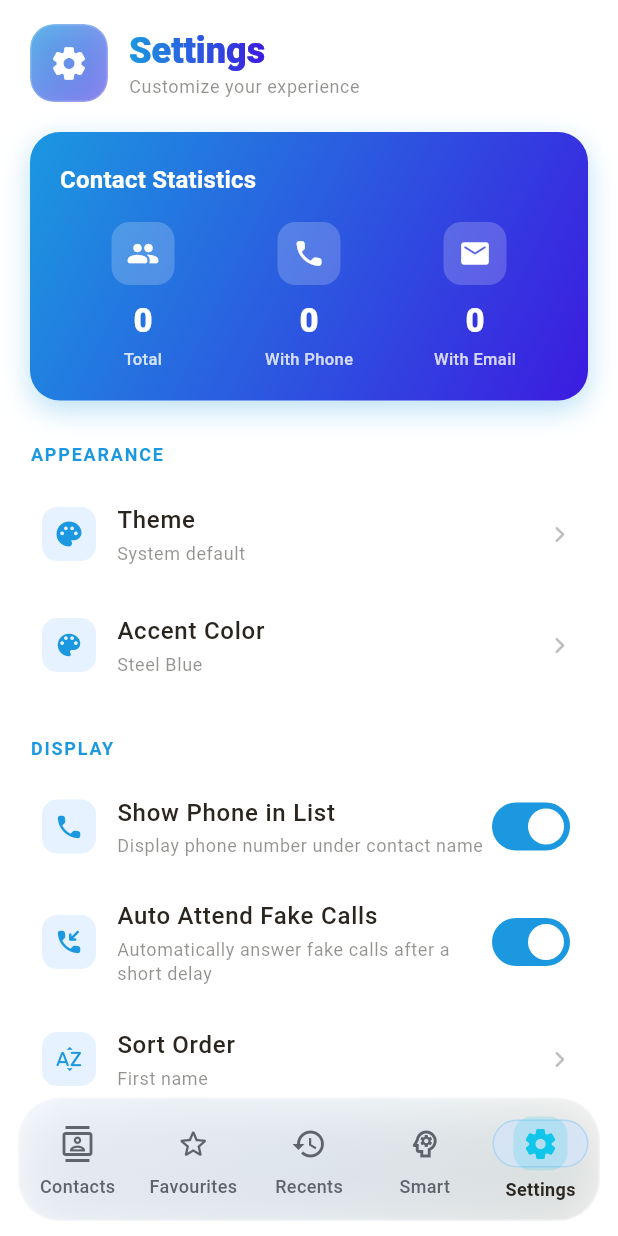
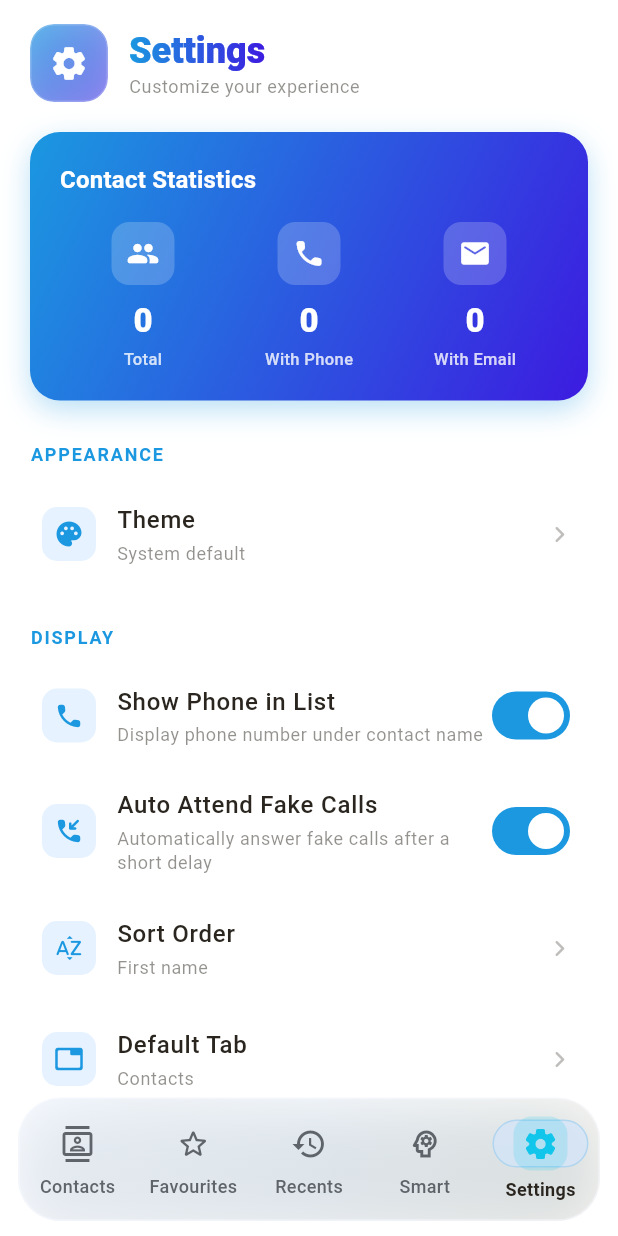
Before and after one commit to lijo-daniel-eb/nice_contacts, a Flutter app: the screen it shows after launch, item 5 of the bottom bar chosen, on a phone screen of 412 x 824 dp. Run offline on Flutter 3.47's test engine with Material 3 defaults, Android fonts, the phone set to English and light mode, and no system bars; our stand-ins replace audioplayers, file_picker, flutter_contacts, font_awesome_flutter, permission_handler, share_plus and 1 more.

Commit message:
removed ascent color option

```diff
--- a/lib/main.dart
+++ b/lib/main.dart
@@ -18,13 +18,12 @@ class MyApp extends StatelessWidget {
 
   @override
   Widget build(BuildContext context) {
-    final accentColor = Color(PreferencesService().getAccentColor());
     return MaterialApp(
       navigatorKey: FakeCallSchedulerService.navigatorKey,
       title: 'Smart Contacts',
       debugShowCheckedModeBanner: false,
-      theme: AppTheme.light(accentColor),
-      darkTheme: AppTheme.dark(accentColor),
+      theme: AppTheme.light(),
+      darkTheme: AppTheme.dark(),
       themeMode: _getThemeMode(),
       home: const HomeScreen(),
     );
--- a/lib/screens/help_screen.dart
+++ b/lib/screens/help_screen.dart
@@ -119,7 +119,6 @@ class HelpScreen extends StatelessWidget {
         color: MyContactsColors.cFF334155,
         items: [
           _HelpItem(title: 'Theme', description: 'Choose light, dark, or system mode.'),
-          _HelpItem(title: 'Accent Color', description: 'Apply your preferred app color.'),
           _HelpItem(title: 'Show Phone in List', description: 'Show or hide phone number in contact rows.'),
           _HelpItem(title: 'Auto Attend Fake Calls', description: 'Auto-answer fake calls after a short delay.'),
           _HelpItem(title: 'Sort Order', description: 'Sort contacts by first name or last name.'),
--- a/lib/screens/home_screen.dart
+++ b/lib/screens/home_screen.dart
@@ -177,11 +177,17 @@ class _HomeScreenState extends State<HomeScreen> {
     int index,
   ) {
     final isSelected = _currentIndex == index;
+    final selectedIconColor =
+        colorScheme.brightness == Brightness.dark &&
+            accentColor.computeLuminance() < 0.4
+        ? colorScheme.onSurface
+        : accentColor;
+
     return NavigationDestination(
       icon: Icon(
         icon,
         color: isSelected
-            ? accentColor
+            ? selectedIconColor
             : colorScheme.onSurfaceVariant.withValues(alpha: 0.82),
       ),
       selectedIcon: Container(
@@ -190,7 +196,7 @@ class _HomeScreenState extends State<HomeScreen> {
           color: accentColor.withValues(alpha: 0.18),
           borderRadius: BorderRadius.circular(12),
         ),
-        child: Icon(selectedIcon, color: accentColor),
+        child: Icon(selectedIcon, color: selectedIconColor),
       ),
       label: label,
     );
--- a/lib/screens/settings_screen.dart
+++ b/lib/screens/settings_screen.dart
@@ -4,7 +4,6 @@ import 'dart:ui';
 import 'package:file_picker/file_picker.dart';
 import 'package:flutter/material.dart';
 import 'package:my_contacts/theme/my_contacts_theme.dart';
-import 'package:flutter_contacts/flutter_contacts.dart';
 import 'package:my_contacts/screens/help_screen.dart';
 import 'package:my_contacts/services/contacts_repository.dart';
 import 'package:my_contacts/services/preferences_service.dart';
@@ -80,7 +79,6 @@ class _SettingsScreenState extends State<SettingsScreen>
             const SizedBox(height: 20),
             _buildSectionTitle('Appearance', theme, colorScheme),
             _buildThemeSetting(theme, colorScheme),
-            _buildAccentColorSetting(theme, colorScheme),
             const SizedBox(height: 16),
             _buildSectionTitle('Display', theme, colorScheme),
             _buildShowPhoneSetting(theme, colorScheme),
@@ -300,31 +298,6 @@ class _SettingsScreenState extends State<SettingsScreen>
       colorScheme: colorScheme,
       theme: theme,
       onTap: () => _showThemeDialog(colorScheme),
-    );
-  }
-
-  Widget _buildAccentColorSetting(ThemeData theme, ColorScheme colorScheme) {
-    final colors = [
-      (0xFF1B98E0, 'Steel Blue'),
-      (0xFFFF6B35, 'Orange'),
-      (0xFF4CAF50, 'Green'),
-      (0xFFFF9800, 'Orange'),
-      (0xFF2196F3, 'Blue'),
-      (0xFFD63031, 'Red'),
-      (0xFF00BCD4, 'Teal'),
-    ];
-    final current = _prefsService.getAccentColor();
-    final currentName = colors
-        .firstWhere((c) => c.$1 == current, orElse: () => colors[0])
-        .$2;
-
-    return _buildSettingTile(
-      icon: Icons.color_lens_rounded,
-      title: 'Accent Color',
-      subtitle: currentName,
-      colorScheme: colorScheme,
-      theme: theme,
-      onTap: () => _showAccentColorDialog(colorScheme, colors),
     );
   }
 
@@ -795,59 +768,6 @@ class _SettingsScreenState extends State<SettingsScreen>
     );
   }
 
-  void _showAccentColorDialog(
-    ColorScheme colorScheme,
-    List<(int, String)> colors,
-  ) {
-    final current = _prefsService.getAccentColor();
-    showDialog(
-      context: context,
-      builder: (ctx) => AlertDialog(
-        title: const Text('Accent Color'),
-        content: Wrap(
-          spacing: 12,
-          runSpacing: 12,
-          children: colors.map((c) {
-            final isSelected = c.$1 == current;
-            return GestureDetector(
-              onTap: () async {
-                await _prefsService.setAccentColor(c.$1);
-                Navigator.pop(ctx);
-                setState(() {});
-              },
-              child: Container(
-                width: 48,
-                height: 48,
-                decoration: BoxDecoration(
-                  color: Color(c.$1),
-                  shape: BoxShape.circle,
-                  border: isSelected
-                      ? Border.all(color: MyContactsColors.white, width: 3)
-                      : null,
-                  boxShadow: isSelected
-                      ? [
-                          BoxShadow(
-                            color: Color(c.$1).withValues(alpha: 0.5),
-                            blurRadius: 8,
-                          ),
-                        ]
-                      : null,
-                ),
-                child: isSelected
-                    ? const Icon(
-                        Icons.check_rounded,
-                        color: MyContactsColors.white,
-                        size: 24,
-                      )
-                    : null,
-              ),
-            );
-          }).toList(),
-        ),
-      ),
-    );
-  }
-
   void _showCallRecordingsPathDialog(ColorScheme colorScheme) {
     final customPath = _prefsService.getCallRecordingsPath();
     showModalBottomSheet(
--- a/lib/services/preferences_service.dart
+++ b/lib/services/preferences_service.dart
@@ -13,7 +13,6 @@ class PreferencesService {
   static const String _sortOrderKey = 'sort_order';
   static const String _defaultTabKey = 'default_tab';
   static const String _showPhoneInListKey = 'show_phone_in_list';
-  static const String _accentColorKey = 'accent_color';
   static const String _autoAttendFakeCallsKey = 'auto_attend_fake_calls';
   static const String _callRecordingsPathKey = 'call_recordings_path';
   static const String _availableContactGroupsKey = 'available_contact_groups';
@@ -244,10 +243,6 @@ class PreferencesService {
   Future<void> setAutoAttendFakeCalls(bool enabled) =>
       _prefs.setBool(_autoAttendFakeCallsKey, enabled);
 
-  int getAccentColor() => _prefs.getInt(_accentColorKey) ?? 0xFF1B98E0;
-  Future<void> setAccentColor(int color) =>
-      _prefs.setInt(_accentColorKey, color);
-
   String getCallRecordingsPath() => _prefs.getString(_callRecordingsPathKey) ?? '';
   Future<void> setCallRecordingsPath(String path) =>
       _prefs.setString(_callRecordingsPathKey, path);
--- a/lib/theme/app_theme.dart
+++ b/lib/theme/app_theme.dart
@@ -23,14 +23,16 @@ class AppColors {
 class AppTheme {
   AppTheme._();
 
-  static ThemeData light(Color accent) {
+  static const Color _accent = MyContactsColors.cFF1B98E0;
+
+  static ThemeData light() {
     final scheme = ColorScheme.fromSeed(
-      seedColor: accent,
+      seedColor: _accent,
       brightness: Brightness.light,
     ).copyWith(
-      primary: accent,
-      secondary: _shiftHue(accent, 24),
-      tertiary: _shiftHue(accent, 48),
+      primary: _accent,
+      secondary: _shiftHue(_accent, 24),
+      tertiary: _shiftHue(_accent, 48),
       surface: AppColors.lightSurface,
       surfaceContainerHighest: AppColors.lightSurfaceAlt,
       outline: AppColors.lightBorder,
@@ -66,7 +68,7 @@ class AppTheme {
       ),
       filledButtonTheme: FilledButtonThemeData(
         style: FilledButton.styleFrom(
-          backgroundColor: accent,
+          backgroundColor: _accent,
           foregroundColor: MyContactsColors.white,
           textStyle: const TextStyle(fontWeight: FontWeight.w700),
           shape: RoundedRectangleBorder(borderRadius: BorderRadius.circular(12)),
@@ -75,7 +77,7 @@ class AppTheme {
       ),
       elevatedButtonTheme: ElevatedButtonThemeData(
         style: ElevatedButton.styleFrom(
-          backgroundColor: accent,
+          backgroundColor: _accent,
           foregroundColor: MyContactsColors.white,
           textStyle: const TextStyle(fontWeight: FontWeight.w700),
           elevation: 0,
@@ -85,8 +87,8 @@ class AppTheme {
       ),
       outlinedButtonTheme: OutlinedButtonThemeData(
         style: OutlinedButton.styleFrom(
-          foregroundColor: accent,
-          side: BorderSide(color: accent.withValues(alpha: 0.8), width: 1.4),
+          foregroundColor: _accent,
+          side: BorderSide(color: _accent.withValues(alpha: 0.8), width: 1.4),
           shape: RoundedRectangleBorder(borderRadius: BorderRadius.circular(12)),
           padding: const EdgeInsets.symmetric(horizontal: 20, vertical: 14),
         ),
@@ -105,12 +107,12 @@ class AppTheme {
         ),
         focusedBorder: OutlineInputBorder(
           borderRadius: BorderRadius.circular(12),
-          borderSide: BorderSide(color: accent, width: 1.5),
+          borderSide: BorderSide(color: _accent, width: 1.5),
         ),
       ),
       navigationBarTheme: NavigationBarThemeData(
         backgroundColor: AppColors.lightSurface,
-        indicatorColor: accent.withValues(alpha: 0.16),
+        indicatorColor: _accent.withValues(alpha: 0.16),
       ),
       bottomSheetTheme: const BottomSheetThemeData(
         backgroundColor: AppColors.lightSurface,
@@ -131,14 +133,14 @@ class AppTheme {
     );
   }
 
-  static ThemeData dark(Color accent) {
+  static ThemeData dark() {
     final scheme = ColorScheme.fromSeed(
-      seedColor: accent,
+      seedColor: _accent,
       brightness: Brightness.dark,
     ).copyWith(
-      primary: accent,
-      secondary: _shiftHue(accent, 24),
-      tertiary: _shiftHue(accent, 48),
+      primary: _accent,
+      secondary: _shiftHue(_accent, 24),
+      tertiary: _shiftHue(_accent, 48),
       surface: AppColors.darkSurface,
       surfaceContainerHighest: AppColors.darkSurfaceAlt,
       outline: AppColors.darkBorder,
@@ -174,7 +176,7 @@ class AppTheme {
       ),
       filledButtonTheme: FilledButtonThemeData(
         style: FilledButton.styleFrom(
-          backgroundColor: accent,
+          backgroundColor: _accent,
           foregroundColor: AppColors.darkBg,
           textStyle: const TextStyle(fontWeight: FontWeight.w700),
           shape: RoundedRectangleBorder(borderRadius: BorderRadius.circular(12)),
@@ -183,7 +185,7 @@ class AppTheme {
       ),
       elevatedButtonTheme: ElevatedButtonThemeData(
         style: ElevatedButton.styleFrom(
-          backgroundColor: accent,
+          backgroundColor: _accent,
           foregroundColor: AppColors.darkBg,
           textStyle: const TextStyle(fontWeight: FontWeight.w700),
           elevation: 0,
@@ -193,8 +195,8 @@ class AppTheme {
       ),
       outlinedButtonTheme: OutlinedButtonThemeData(
         style: OutlinedButton.styleFrom(
-          foregroundColor: accent,
-          side: BorderSide(color: accent.withValues(alpha: 0.8), width: 1.4),
+          foregroundColor: _accent,
+          side: BorderSide(color: _accent.withValues(alpha: 0.8), width: 1.4),
           shape: RoundedRectangleBorder(borderRadius: BorderRadius.circular(12)),
           padding: const EdgeInsets.symmetric(horizontal: 20, vertical: 14),
         ),
@@ -213,12 +215,12 @@ class AppTheme {
         ),
         focusedBorder: OutlineInputBorder(
           borderRadius: BorderRadius.circular(12),
-          borderSide: BorderSide(color: accent, width: 1.5),
+          borderSide: BorderSide(color: _accent, width: 1.5),
         ),
       ),
       navigationBarTheme: NavigationBarThemeData(
         backgroundColor: AppColors.darkSurface,
-        indicatorColor: accent.withValues(alpha: 0.2),
+        indicatorColor: _accent.withValues(alpha: 0.2),
       ),
       bottomSheetTheme: const BottomSheetThemeData(
         backgroundColor: AppColors.darkSurface,
```
